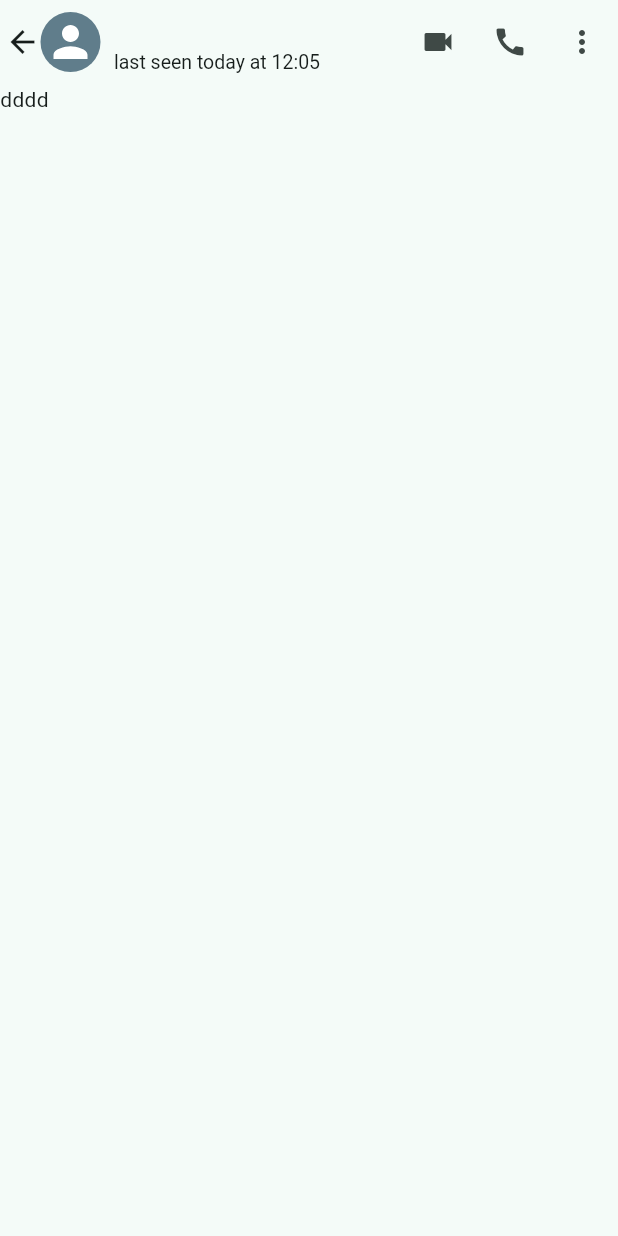
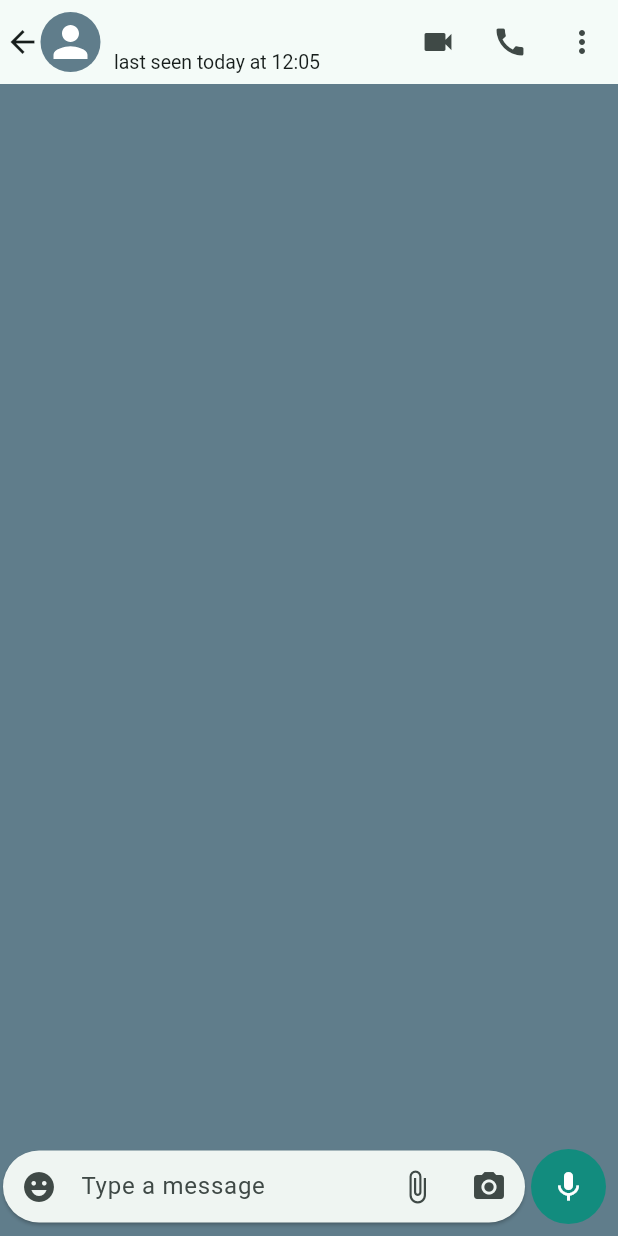
Before and after one commit to sing3demons/flutter_chat_app, a Flutter app: the IndividualPage screen opened directly with empty values, on a phone screen of 412 x 824 dp. Run offline on Flutter 3.47's test engine with Material 2 defaults, Android fonts, the phone set to English and light mode, and no system bars; our stand-ins replace flutter_svg.

Commit message:
Create Input Card like WhatsApp and Put in the Bottom of the Page

```diff
--- a/lib/pages/individual_page.dart
+++ b/lib/pages/individual_page.dart
@@ -13,6 +13,7 @@ class _IndividualPageState extends State<IndividualPage> {
   @override
   Widget build(BuildContext context) {
     return Scaffold(
+      backgroundColor: Colors.blueGrey,
       appBar: AppBar(
         leadingWidth: 70,
         titleSpacing: 0,
@@ -74,7 +75,69 @@ class _IndividualPageState extends State<IndividualPage> {
               })
         ],
       ),
-      body: const Text("dddd"),
+      body: SizedBox(
+        height: MediaQuery.of(context).size.height,
+        width: MediaQuery.of(context).size.width,
+        child: Stack(children: [
+          ListView(),
+          Align(
+            alignment: Alignment.bottomCenter,
+            child: Row(
+              children: [
+                SizedBox(
+                    width: MediaQuery.of(context).size.width - 60,
+                    child: Card(
+                        margin:
+                            const EdgeInsets.only(left: 2, right: 2, bottom: 8),
+                        shape: RoundedRectangleBorder(
+                            borderRadius: BorderRadius.circular(25)),
+                        child: TextFormField(
+                          textAlignVertical: TextAlignVertical.center,
+                          keyboardType: TextInputType.multiline,
+                          maxLines: 5,
+                          minLines: 1,
+                          decoration: InputDecoration(
+                            border: InputBorder.none,
+                            hintText: 'Type a message',
+                            prefixIcon: IconButton(
+                              icon: const Icon(Icons.emoji_emotions),
+                              onPressed: () {},
+                            ),
+                            suffixIcon: Row(
+                              mainAxisSize: MainAxisSize.min,
+                              children: [
+                                IconButton(
+                                  icon: const Icon(Icons.attach_file),
+                                  onPressed: () {},
+                                ),
+                                IconButton(
+                                  icon: const Icon(Icons.camera_alt),
+                                  onPressed: () {},
+                                )
+                              ],
+                            ),
+                            contentPadding: EdgeInsets.all(5),
+                          ),
+                        ))),
+                Padding(
+                  padding: const EdgeInsets.only(bottom: 8, right: 5, left: 2),
+                  child: CircleAvatar(
+                    radius: 25,
+                    backgroundColor: Color(0xFF128C7E),
+                    child: IconButton(
+                      icon: Icon(
+                        Icons.mic,
+                        color: Colors.white,
+                      ),
+                      onPressed: () {},
+                    ),
+                  ),
+                )
+              ],
+            ),
+          )
+        ]),
+      ),
     );
   }
 }
```
